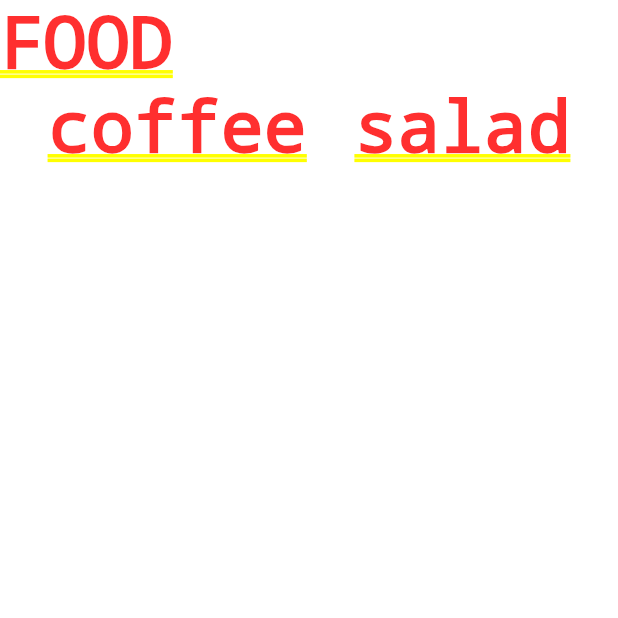
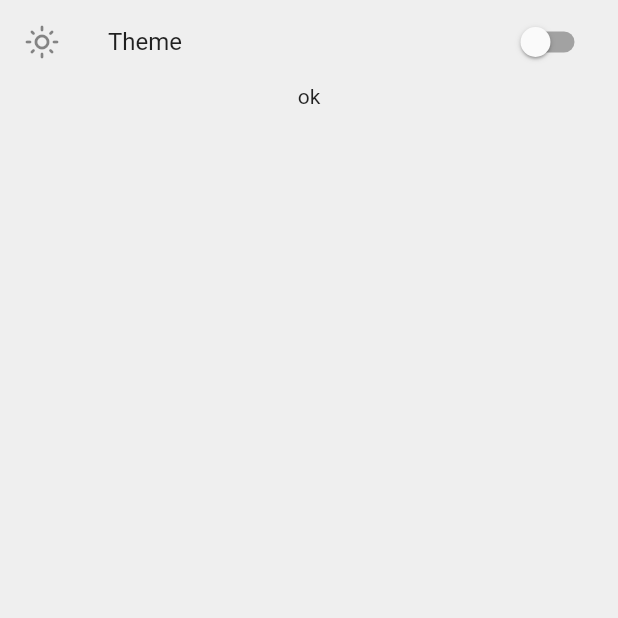
Before and after one commit to present1602/user-app, a Flutter app: the screen it shows after launch, on a phone screen of 412 x 824 dp, the top half of it. Run offline on Flutter 3.47's test engine with Material 2 defaults, Android fonts, the phone set to English and light mode, and no system bars; missing offline and left inert: kakao_flutter_sdk_user.

Commit message:
settings init

```diff
--- a/lib/core/routes/routes.dart
+++ b/lib/core/routes/routes.dart
@@ -5,10 +5,12 @@ import 'package:user_app/view/home_view.dart';
 import 'package:user_app/view/main_view.dart';
 import 'package:user_app/view/login_view.dart';
 import 'package:user_app/view/mypage_view.dart';
+import 'package:user_app/view/settings_view.dart';
 
 var namedRoutes = <String, WidgetBuilder>{
   RoutesName.home: (context) => const HomeScreen(),
   RoutesName.login: (context) => const LoginScreen(),
+  RoutesName.settings: (context) => const SettingsScreen(),
   // RoutesName.mypage: (context) => const MyPageScreen(),
   // RoutesName.explorer: (context) => const ExplorerScreen(),
 };
--- a/lib/core/routes/routes_name.dart
+++ b/lib/core/routes/routes_name.dart
@@ -2,5 +2,6 @@ class RoutesName {
   static const login = '/login';
   static const home = '/home';
   static const explorer = '/explorer';
+  static const settings = '/settings';
   static const mypage = '/mypage';
 }
--- a/lib/main.dart
+++ b/lib/main.dart
@@ -18,24 +18,62 @@ void main() {
   runApp(const MyApp());
 }
 
-class MyApp extends StatelessWidget {
+class MyApp extends StatefulWidget {
   const MyApp({super.key});
 
-  // This widget is the root of your application.
+  @override
+  State<MyApp> createState() => _MyAppState();
+}
+
+class _MyAppState extends State<MyApp> {
+  bool _isDarkMode = false;
+
+  // IconData _iconLight = Icons.wb_sunny;
+  // IconData _iconDark = Icons.nights_stay;
+
+  ThemeData lightTheme = ThemeData(
+      primarySwatch: Colors.red,
+      scaffoldBackgroundColor: const Color(0xFFEFEFEF));
+
+  ThemeData darkTheme = ThemeData(
+      primarySwatch: Colors.green,
+      scaffoldBackgroundColor: const Color(0xFFEFEFEF));
+
+  @override
+  void initState() {
+    super.initState();
+  }
+
+  void _switchTheme() {
+    setState(() {
+      _isDarkMode = !_isDarkMode;
+    });
+  }
+
   @override
   Widget build(BuildContext context) {
     return MaterialApp(
       title: 'Flutter Demo',
-      theme: ThemeData(
-          primarySwatch: Colors.green,
-          scaffoldBackgroundColor: const Color(0xFFEFEFEF)),
-      // home: const MyHomePage(title: 'Demo'),
-      initialRoute: RoutesName.home,
+      theme: _isDarkMode ? darkTheme : lightTheme,
+      // theme: ThemeData(
+      //     primarySwatch: Colors.green,
+      //     scaffoldBackgroundColor: const Color(0xFFEFEFEF)),
+      // theme: _isDarkMode ? _darkTheme : _lightTheme,
+
+      // home: Scaffold(
+      //   appBar: AppBar(title: Text("Dark & light theme")),
+      //   body: Center(
+      //     child: ElevatedButton(
+      //       onPressed: () {
+      //         _switchTheme();
+      //       },
+      //       child: Text('theme change'),
+      //     ),
+      //   ),
+      // ),
+
+      initialRoute: RoutesName.settings,
       routes: namedRoutes,
-      // routes: {
-      //   '/': (context) => HomeScreen(),
-      //   '/mypage': (context) => MyPageScreen(),
-      // },
     );
   }
 }
--- a/lib/view/home_view.dart
+++ b/lib/view/home_view.dart
@@ -10,9 +10,14 @@ class HomeScreen extends StatefulWidget {
 }
 
 class _HomeScreenState extends State<HomeScreen> {
+  /*
+  1. darktheme data
+   */
   @override
   Widget build(BuildContext context) {
-    return Container(
+    return Scaffold(
+      body: SafeArea(
+        child: Container(
             child: Column(
           crossAxisAlignment: CrossAxisAlignment.start,
           children: [
@@ -22,6 +27,8 @@ class _HomeScreenState extends State<HomeScreen> {
               Text("salad"),
             ])
           ],
-    ));
+        )),
+      ),
+    );
   }
 }
--- /dev/null
+++ b/lib/view/settings_view.dart
@@ -0,0 +1,37 @@
+import 'package:flutter/material.dart';
+import 'package:flutter/src/widgets/container.dart';
+import 'package:flutter/src/widgets/framework.dart';
+
+class SettingsScreen extends StatefulWidget {
+  const SettingsScreen({super.key});
+
+  @override
+  State<SettingsScreen> createState() => _SettingsScreenState();
+}
+
+class _SettingsScreenState extends State<SettingsScreen> {
+  String mode = "ok";
+
+  @override
+  Widget build(BuildContext context) {
+    return Scaffold(
+      body: Container(
+        child: Column(
+          children: [
+            SwitchListTile(
+              title: Text("Theme"),
+              value: false,
+              onChanged: (bool val) {
+                setState(() {
+                  mode = "ok22";
+                });
+              },
+              secondary: Icon(Icons.light_mode_outlined),
+            ),
+            Text(mode)
+          ],
+        ),
+      ),
+    );
+  }
+}
```
Also changed, not shown: 3 other files. Lines whose indentation alone changed are shown as unchanged.
